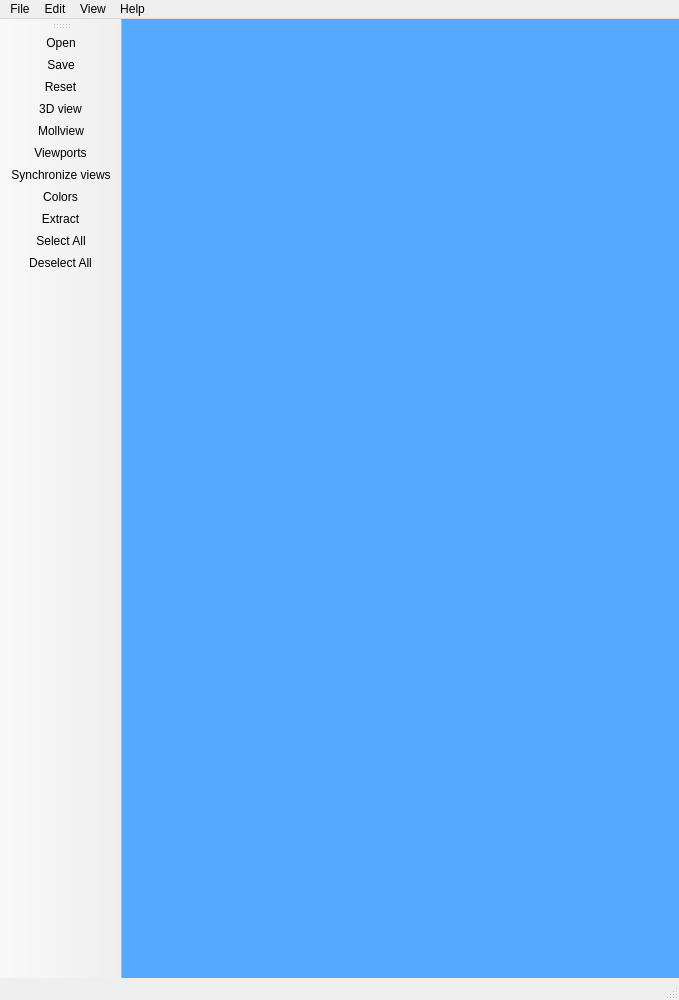
The window that Skyviewer/mainwindow.ui (ATNoG/HealpixViewer) describes before a commit, drawn with Qt 5.
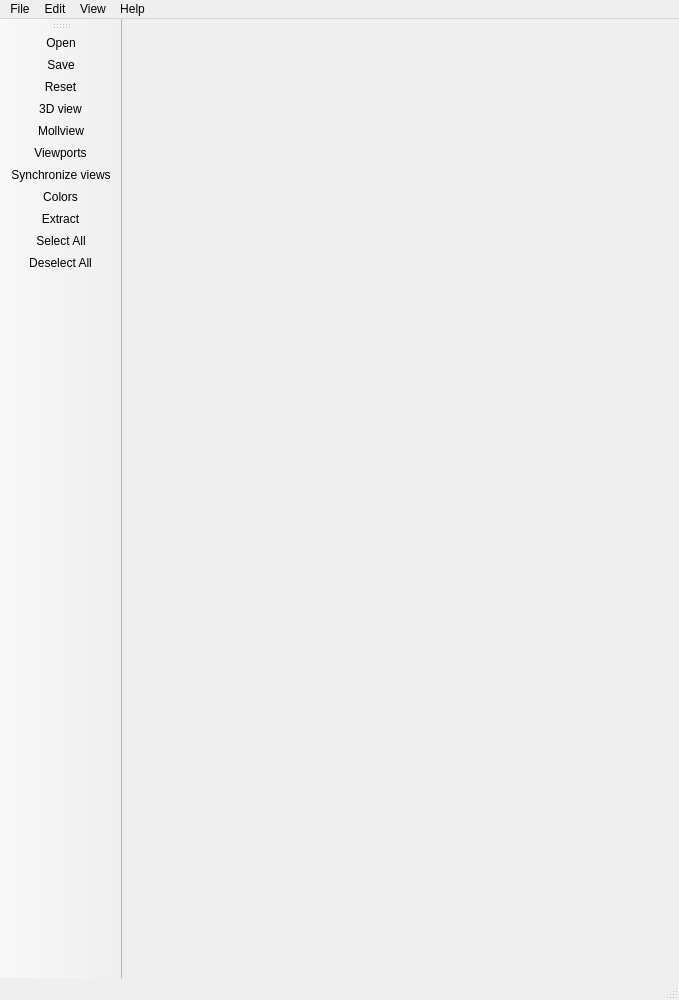
The same window after the commit. Icons and pictures are not drawn.

Diff of the .ui file:
```diff
--- a/Skyviewer/mainwindow.ui
+++ b/Skyviewer/mainwindow.ui
@@ -27,7 +27,7 @@
     </sizepolicy>
    </property>
    <property name="styleSheet">
-    <string notr="true">background-color: rgb(85, 170, 255);</string>
+    <string notr="true"/>
    </property>
   </widget>
   <widget class="QMenuBar" name="menuBar">
```
